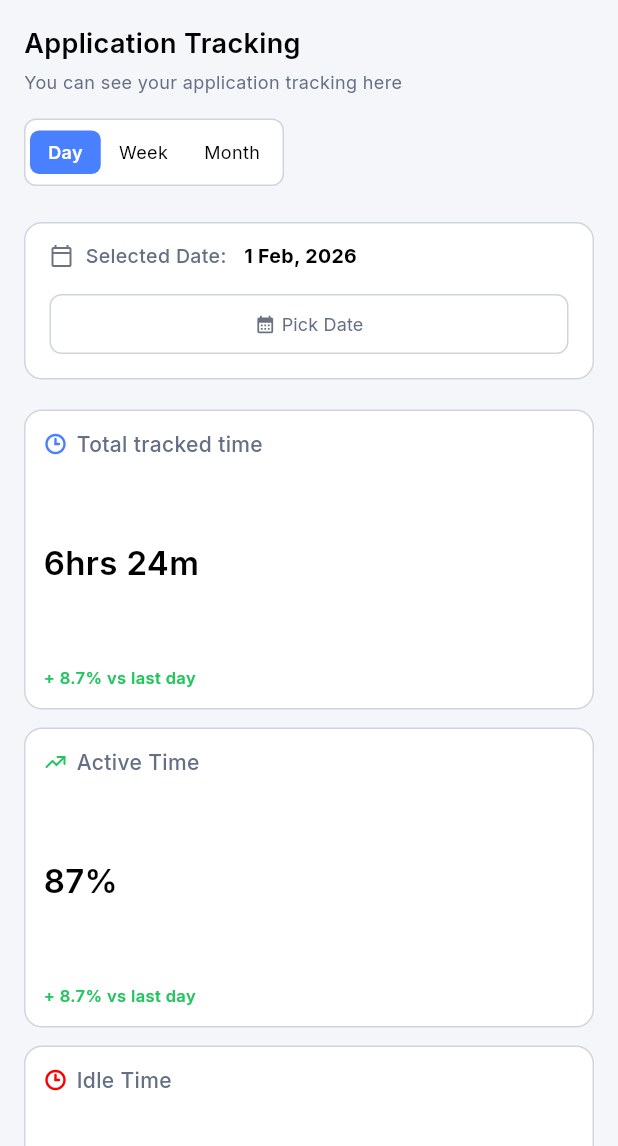
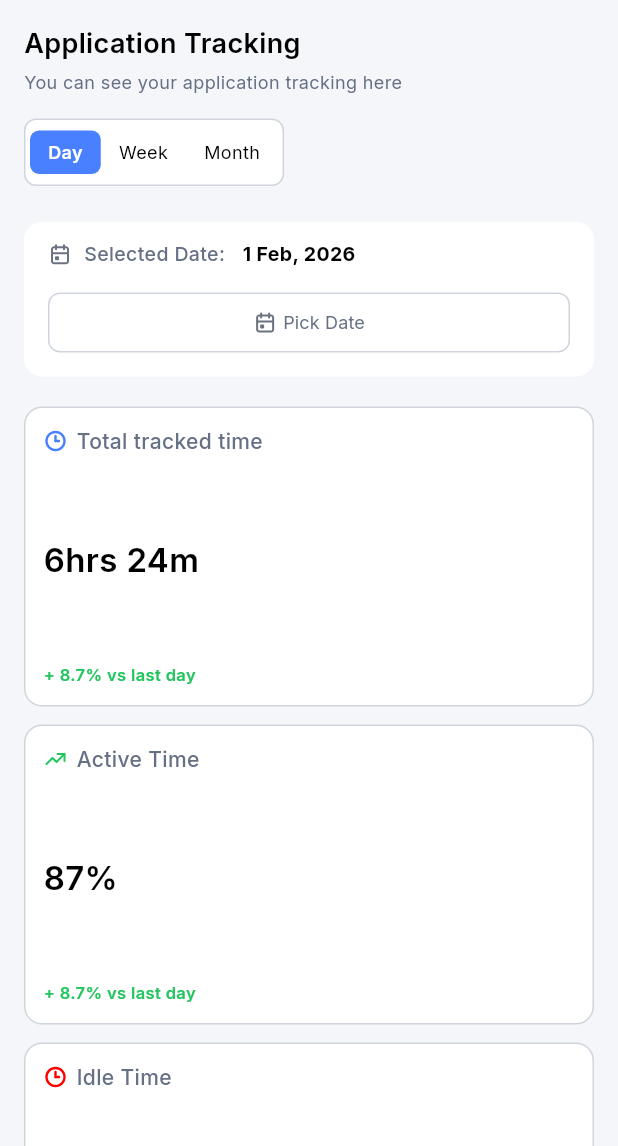
Before and after one commit to huzaifa-huzzi/Employee_monitoring_system, a Flutter app: the ApplicationTracking screen opened by its route, on a phone screen of 412 x 824 dp, the part 90-1236 px from its top. Run offline on Flutter 3.47's test engine with Material 3 defaults, Android fonts, the phone set to English and light mode, and no system bars; our stand-ins replace fl_chart, flutter_svg, get, go_router, google_fonts, url_strategy.

Commit message:
Application Tracking is done

```diff
--- a/lib/Panel/Employee/Application Tracking/ApplicationTracking.dart
+++ b/lib/Panel/Employee/Application Tracking/ApplicationTracking.dart
@@ -2,6 +2,7 @@ import 'package:employee_monitoring_system/Panel/Employee/Application%20Tracking
 import 'package:employee_monitoring_system/Panel/Employee/Application%20Tracking/Widget/ApplicationTrackingWidget.dart';
 import 'package:employee_monitoring_system/Resources/AppSizes.dart';
 import 'package:employee_monitoring_system/Resources/Colors.dart';
+import 'package:employee_monitoring_system/Resources/TextString.dart';
 import 'package:employee_monitoring_system/Resources/TextTheme.dart';
 import 'package:flutter/material.dart';
 import 'package:get/get.dart';
@@ -33,7 +34,7 @@ class ApplicationTracking extends StatelessWidget {
                     crossAxisAlignment: CrossAxisAlignment.start,
                     children: [
                       Text(
-                        "Application Tracking",
+                       TextString.appTitle,
                         style: webMode
                             ? TTextTheme.h1Style(context)
                             : TTextTheme.h2Style(context).copyWith(
@@ -42,7 +43,7 @@ class ApplicationTracking extends StatelessWidget {
                       ),
                       const SizedBox(height: 4),
                       Text(
-                        "You can see your application tracking here",
+                        TextString.appSubtitle,
                         style: TTextTheme.titleSix(context).copyWith(
                           fontSize: isMobile ? 12 : null,
                         ),
@@ -61,9 +62,9 @@ class ApplicationTracking extends StatelessWidget {
                     child: Obx(() => Row(
                       mainAxisSize: MainAxisSize.min,
                       children: [
-                        _buildTopTabButton(context, "Day", 0, controller, isMobile),
-                        _buildTopTabButton(context, "Week", 1, controller, isMobile),
-                        _buildTopTabButton(context, "Month", 2, controller, isMobile),
+                        _buildTopTabButton(context, TextString.dayTitle, 0, controller, isMobile),
+                        _buildTopTabButton(context, TextString.weekTitle, 1, controller, isMobile),
+                        _buildTopTabButton(context, TextString.month, 2, controller, isMobile),
                       ],
                     )),
                   ),
--- a/lib/Panel/Employee/Application Tracking/ReusableWidget/customDatePickerApplicationDialog.dart
+++ b/lib/Panel/Employee/Application Tracking/ReusableWidget/customDatePickerApplicationDialog.dart
@@ -76,7 +76,6 @@ class _CustomDatePickerApplicationDialogState extends State<CustomDatePickerAppl
       child: Column(
         mainAxisSize: MainAxisSize.min,
         children: [
-          // Month navigation bar
           Row(
             mainAxisAlignment: MainAxisAlignment.spaceBetween,
             children: [
--- a/lib/Panel/Employee/Application Tracking/Widget/ApplicationTrackingWidget.dart
+++ b/lib/Panel/Employee/Application Tracking/Widget/ApplicationTrackingWidget.dart
@@ -2,6 +2,8 @@ import 'package:employee_monitoring_system/Panel/Employee/Application%20Tracking
 import 'package:employee_monitoring_system/Panel/Employee/Application%20Tracking/ReusableWidget/customDatePickerApplicationDialog.dart';
 import 'package:employee_monitoring_system/Resources/AppSizes.dart';
 import 'package:employee_monitoring_system/Resources/Colors.dart';
+import 'package:employee_monitoring_system/Resources/IconString.dart';
+import 'package:employee_monitoring_system/Resources/TextString.dart';
 import 'package:employee_monitoring_system/Resources/TextTheme.dart';
 import 'package:flutter/material.dart';
 import 'package:flutter_svg/svg.dart';
@@ -43,7 +45,6 @@ class ApplicationTrackingWidget extends StatelessWidget {
       decoration: BoxDecoration(
         color: AppColors.whiteColor,
         borderRadius: BorderRadius.circular(12),
-        border: Border.all(color: AppColors.borderColor),
       ),
       child: Flex(
         direction: isMobile ? Axis.vertical : Axis.horizontal,
@@ -55,11 +56,19 @@ class ApplicationTrackingWidget extends StatelessWidget {
             spacing: 8,
             runSpacing: 4,
             children: [
-              const Icon(Icons.calendar_today_outlined, size: 16, color: AppColors.subtextColor),
+              SvgPicture.asset(
+               IconString.calendarIcon,
+                width: 16,
+                height: 16,
+                colorFilter: const ColorFilter.mode(
+                  AppColors.subtextColor,
+                  BlendMode.srcIn,
+                ),
+              ),
               Obx(() {
                 final bool isMonthMode = controller.selectedViewIndex.value == 2;
                 return Text(
-                  isMonthMode ? "Selected Month: " : "Selected Date: ",
+                  isMonthMode ? TextString.selectedMonth : TextString.selectedDate,
                   style: TTextTheme.titleSeven(context).copyWith(fontSize: 13),
                 );
               }),
@@ -101,7 +110,7 @@ class ApplicationTrackingWidget extends StatelessWidget {
                   isDropdownOpen.value = false;
                 },
                 child: Obx(() => AnimatedContainer(
-                  duration: const Duration(milliseconds: 200),
+                  duration: const Duration(milliseconds: 10),
                   height: 38,
                   padding: const EdgeInsets.symmetric(horizontal: 10, vertical: 6),
                   decoration: BoxDecoration(
@@ -199,10 +208,18 @@ class ApplicationTrackingWidget extends StatelessWidget {
                   mainAxisAlignment: MainAxisAlignment.center,
                   mainAxisSize: isMobile ? MainAxisSize.max : MainAxisSize.min,
                   children: [
-                    const Icon(Icons.calendar_month, size: 14, color: AppColors.subtextColor),
+                    SvgPicture.asset(
+                      IconString.calendarIcon,
+                      width: 16,
+                      height: 16,
+                      colorFilter: const ColorFilter.mode(
+                        AppColors.subtextColor,
+                        BlendMode.srcIn,
+                      ),
+                    ),
                     const SizedBox(width: 4),
                     Text(
-                      "Pick Date",
+                      TextString.pickDateTitle,
                       style: TTextTheme.InsideAlreadyWrittenText(context).copyWith(fontSize: 12),
                     ),
                   ],
@@ -318,7 +335,7 @@ class ApplicationTrackingWidget extends StatelessWidget {
       child: Column(
         crossAxisAlignment: CrossAxisAlignment.start,
         children: [
-          Text("Application used", style: TTextTheme.titleEight(context)),
+          Text(TextString.appSecondTitle, style: TTextTheme.titleEight(context)),
           const SizedBox(height: 16),
           LayoutBuilder(
             builder: (context, constraints) {
@@ -386,20 +403,20 @@ class ApplicationTrackingWidget extends StatelessWidget {
       decoration: BoxDecoration(
         color: AppColors.whiteColor,
         borderRadius: BorderRadius.circular(16),
-        border: Border.all(color: const Color(0xFFE2E8F0)),
+        border: Border.all(color: AppColors.borderColor),
       ),
       child: Column(
         crossAxisAlignment: CrossAxisAlignment.start,
         children: [
-          const Text(
-              "Daily tracking",
-              style: TextStyle(fontSize: 18, fontWeight: FontWeight.bold, color: Colors.black)
+          Text(
+           TextString.dailyTrackingTitle,
+            style: TTextTheme.titleEight(context),
           ),
           const SizedBox(height: 16),
           Container(
             padding: const EdgeInsets.symmetric(horizontal: 16, vertical: 12),
             decoration: BoxDecoration(
-              color: const Color(0xFFF8FAFC),
+              color: AppColors.backgroundOfScreenColor,
               borderRadius: BorderRadius.circular(8),
             ),
             child: Row(
@@ -410,42 +427,46 @@ class ApplicationTrackingWidget extends StatelessWidget {
                   child: Obx(() => Checkbox(
                     value: controller.isAllSelected.value,
                     onChanged: (val) => controller.toggleAllCheckboxes(val),
-                    side: const BorderSide(color: Color(0xFFCBD5E1), width: 1.5),
-                    activeColor: const Color(0xFF4880FF),
+                    side: const BorderSide(color: AppColors.borderColor, width: 1.5),
+                    activeColor: AppColors.primaryColor,
                     shape: RoundedRectangleBorder(borderRadius: BorderRadius.circular(4)),
                   )),
                 ),
                 const SizedBox(width: 12),
-                const Expanded(flex: 3, child: Text("Application", style: TextStyle(fontSize: 13, color: Color(0xFF64748B), fontWeight: FontWeight.w500))),
-                const Expanded(
+                Expanded(flex: 3, child: Text(TextString.applicationTitle, style: TTextTheme.titleSeven(context))),
+                Expanded(
                   flex: 2,
                   child: Row(
                     children: [
-                        Icon(Icons.access_time, size: 14, color: Color(0xFF64748B)),
-                        SizedBox(width: 4),
-                        Text("Total Time", style: TextStyle(fontSize: 13, color: Color(0xFF64748B), fontWeight: FontWeight.w500)),
+                      Icon(Icons.access_time, size: 14, color: AppColors.tertiaryTextColor),
+                      const SizedBox(width: 4),
+                      Text(TextString.totalTime, style: TTextTheme.titleSeven(context)),
                     ],
-                    )
                   ),
-                const Expanded(
+                ),
+                Expanded(
                   flex: 3,
                   child: Row(
                     children: [
-                        Icon(Icons.pie_chart_outline, size: 14, color: Color(0xFF64748B)),
-                        SizedBox(width: 4),
-                        Text("Time by %", style: TextStyle(fontSize: 13, color: Color(0xFF64748B), fontWeight: FontWeight.w500)),
+                      Icon(Icons.access_time, size: 14, color: AppColors.tertiaryTextColor),
+                      const SizedBox(width: 4),
+                      Text(TextString.timeByPercent, style: TTextTheme.titleSeven(context)),
                     ],
-                    )
                   ),
-                const Expanded(
+                ),
+                Expanded(
                   flex: 2,
                   child: Row(
                     children: [
-                        Icon(Icons.sync_alt, size: 14, color: Color(0xFF64748B)),
-                        SizedBox(width: 4),
-                        Text("Comparison", style: TextStyle(fontSize: 13, color: Color(0xFF64748B), fontWeight: FontWeight.w500)),
+                      SvgPicture.asset(
+                        IconString.comparisonIcon,
+                        width: 16,
+                        height: 16,
+                      ),
+                      const SizedBox(width: 4),
+                      Text(TextString.comparison, style: TTextTheme.titleSeven(context)),
                     ],
-                    )
+                  ),
                 ),
                 const SizedBox(width: 24),
               ],
@@ -466,9 +487,9 @@ class ApplicationTrackingWidget extends StatelessWidget {
                 return Container(
                   margin: const EdgeInsets.symmetric(vertical: 4),
                   decoration: BoxDecoration(
-                    color: Colors.white,
+                    color: AppColors.whiteColor,
                     borderRadius: BorderRadius.circular(8),
-                    border: Border.all(color: const Color(0xFFE2E8F0)),
+                    border: Border.all(color: AppColors.borderColor),
                   ),
                   child: Column(
                     children: [
@@ -488,15 +509,24 @@ class ApplicationTrackingWidget extends StatelessWidget {
                                 child: Checkbox(
                                   value: app['isSelected'] ?? false,
                                   onChanged: (val) => controller.toggleAppCheckbox(index, val),
-                                  side: const BorderSide(color: Color(0xFFCBD5E1), width: 1.5),
-                                  activeColor: const Color(0xFF4880FF),
+                                  side: const BorderSide(color: AppColors.borderColor, width: 1.5),
+                                  activeColor: AppColors.primaryColor,
                                   shape: RoundedRectangleBorder(borderRadius: BorderRadius.circular(4)),
                                 ),
                               ),
                               const SizedBox(width: 12),
-                              Expanded(flex: 3, child: Text(app['name'] ?? '', style: const TextStyle(fontSize: 13, fontWeight: FontWeight.bold, color: Colors.black))),
-                              Expanded(flex: 2, child: Text(app['time'] ?? '', style: const TextStyle(fontSize: 13, color: Color(0xFF64748B)))),
-                              Expanded(flex: 3, child: Text(app['percentage'] ?? '', style: const TextStyle(fontSize: 13, color: Color(0xFF64748B)))),
+                              Expanded(
+                                flex: 3,
+                                child: Text(app['name'] ?? '', style: TTextTheme.titleEight(context)),
+                              ),
+                              Expanded(
+                                flex: 2,
+                                child: Text(app['time'] ?? '', style: TTextTheme.titleFour(context)),
+                              ),
+                              Expanded(
+                                flex: 3,
+                                child: Text(app['percentage'] ?? '', style: TTextTheme.titleFour(context)),
+                              ),
                               Expanded(
                                 flex: 2,
                                 child: Row(
@@ -505,23 +535,19 @@ class ApplicationTrackingWidget extends StatelessWidget {
                                     Icon(
                                       (app['isUp'] ?? true) ? Icons.arrow_upward : Icons.arrow_downward,
                                       size: 14,
-                                      color: (app['isUp'] ?? true) ? const Color(0xFF22C55E) : const Color(0xFFEF4444),
+                                      color: (app['isUp'] ?? true) ? AppColors.approvedColor : AppColors.rejectedColor,
                                     ),
                                     const SizedBox(width: 4),
                                     Text(
                                       "${app['compare']}",
-                                      style: TextStyle(
-                                        fontSize: 12,
-                                        color: (app['isUp'] ?? true) ? const Color(0xFF22C55E) : const Color(0xFFEF4444),
-                                        fontWeight: FontWeight.w500,
-                                      ),
+                                      style: (app['isUp'] ?? true) ? TTextTheme.upNumbers(context) : TTextTheme.downNumbers(context),
                                     ),
                                   ],
                                 ),
                               ),
                               Icon(
                                 isOpen ? Icons.keyboard_arrow_up : Icons.keyboard_arrow_down,
-                                color: const Color(0xFF64748B),
+                                color: AppColors.textColor,
                               ),
                             ],
                           ),
@@ -531,13 +557,13 @@ class ApplicationTrackingWidget extends StatelessWidget {
                         Container(
                           padding: const EdgeInsets.only(left: 52, right: 40, bottom: 16, top: 4),
                           width: double.infinity,
-                          color: const Color(0xFFFAFAFA),
+                          color: AppColors.whiteColor,
                           child: Column(
                             crossAxisAlignment: CrossAxisAlignment.start,
                             children: [
-                              const Text(
-                                "Daily break down",
-                                style: TextStyle(fontSize: 13, color: Color(0xFF3B82F6), fontWeight: FontWeight.bold),
+                              Text(
+                              TextString.dailyBrakdown,
+                                style: TTextTheme.titleTen(context),
                               ),
                               const SizedBox(height: 8),
                               Builder(
@@ -565,23 +591,23 @@ class ApplicationTrackingWidget extends StatelessWidget {
                                           children: [
                                             Text(
                                               currentDay['date'] ?? '',
-                                              style: const TextStyle(fontSize: 13, fontWeight: FontWeight.w600, color: Colors.black),
+                                              style: TTextTheme.DateBreakDown(context),
                                             ),
                                             currentDay['isHoliday'] == true
-                                                ? const Text(
-                                              "Holiday",
-                                              style: TextStyle(fontSize: 13, color: Color(0xFF3B82F6), fontWeight: FontWeight.bold),
+                                                ? Text(
+                                              TextString.holiday,
+                                              style: TTextTheme.titleTen(context),
                                             )
                                                 : RichText(
                                               text: TextSpan(
-                                                style: const TextStyle(fontSize: 12, color: Color(0xFF64748B)),
+                                                style: TTextTheme.TotalTimeHour(context),
                                                 children: [
-                                                  const TextSpan(text: "Total: "),
-                                                  TextSpan(text: "${currentDay['total']}   ", style: const TextStyle(color: Colors.black, fontWeight: FontWeight.bold)),
+                                                  const TextSpan(text: TextString.totalSimpleText),
+                                                  TextSpan(text: "${currentDay['total']}   ", style: TTextTheme.TotalTimeHour(context)),
                                                   const TextSpan(text: "High Activity: "),
-                                                  TextSpan(text: "${currentDay['high']} ", style: const TextStyle(color: Color(0xFF22C55E), fontWeight: FontWeight.w500)),
+                                                  TextSpan(text: "${currentDay['high']} ", style: TTextTheme.upNumbers(context)),
                                                   const TextSpan(text: ", Low Activity: "),
-                                                  TextSpan(text: "${currentDay['low']}", style: const TextStyle(color: Color(0xFFEF4444), fontWeight: FontWeight.w500)),
+                                                  TextSpan(text: "${currentDay['low']}", style: TTextTheme.downNumbers(context)),
                                                 ],
                                               ),
                                             ),
--- a/lib/Resources/IconString.dart
+++ b/lib/Resources/IconString.dart
@@ -50,4 +50,5 @@ class IconString{
 
    /// Application Tracking
   static const String  applicationUsedIcon = 'assets/icons/applicationUsed.svg';
+  static const String  comparisonIcon = 'assets/icons/ComparisonIcon.svg';
 }
--- a/lib/Resources/TextString.dart
+++ b/lib/Resources/TextString.dart
@@ -60,7 +60,7 @@ class TextString{
     /// Time Sheet
    static const String  timeSheetTitle=     "Time Sheet";
    static const String  timeSheetSubtitle=     "You can see your time Sheet Here";
-   static const String  pickDateTitle=     "PickDate";
+   static const String  pickDateTitle=     "Pick Date";
    static const String  dayTitle=    "Day";
    static const String  weekTitle=     "Week";
    static const String  Project=     "Project";
@@ -117,4 +117,17 @@ class TextString{
    static const String  activityPercent=     "Activity%";
    static const String  weeklyTitle=    "Weekly Activity Graph";
    static const String  weeklySubtitle=     "Activity percentage per day";
+
+     /// Application Tracking
+   static const String  appTitle=     "Application Tracking";
+   static const String  appSubtitle=   "You can see your application tracking here";
+   static const String  appSecondTitle=    "Application used";
+   static const String  dailyTrackingTitle=     "Daily tracking";
+   static const String  applicationTitle=    "Application";
+   static const String  totalTime=    "Total Time";
+   static const String  timeByPercent=    "Time by %";
+   static const String  comparison=    "Comparison";
+   static const String  dailyBrakdown=      "Daily break down";
+   static const String  holiday=    "Holiday";
+   static const String  totalSimpleText=    "Total: ";
 }
--- a/lib/Resources/TextTheme.dart
+++ b/lib/Resources/TextTheme.dart
@@ -119,6 +119,27 @@ class TTextTheme{
     return _textStyle(fontSize:AppTextSizes.size(context, 11, 12, 12),fontWeight: FontWeight.w600,color: AppColors.primaryColor);
   }
 
+  static TextStyle upNumbers(BuildContext context){
+    return _textStyle(fontSize:AppTextSizes.size(context, 12, 14, 14),fontWeight: FontWeight.w400,color: AppColors.approvedColor);
+  }
+
+  static TextStyle downNumbers(BuildContext context){
+    return _textStyle(fontSize:AppTextSizes.size(context, 12, 14, 14),fontWeight: FontWeight.w400,color: AppColors.rejectedColor);
+  }
+
+  static TextStyle titleTen(BuildContext context){
+    return _textStyle(fontSize:AppTextSizes.size(context, 12, 14, 16),fontWeight: FontWeight.w600,color: AppColors.primaryColor);
+  }
+
+  static TextStyle DateBreakDown(BuildContext context){
+    return _textStyle(fontSize:AppTextSizes.size(context, 12, 14, 16),fontWeight: FontWeight.w500,color: AppColors.textColor);
+  }
+
+  static TextStyle TotalTimeHour(BuildContext context){
+    return _textStyle(fontSize:AppTextSizes.size(context, 12, 14, 16),fontWeight: FontWeight.w500,color: AppColors.textGrey);
+  }
+
+
 
 
 
```
Also changed, not shown: assets/icons/ComparisonIcon.svg (added). Lines whose indentation alone changed are shown as unchanged.
